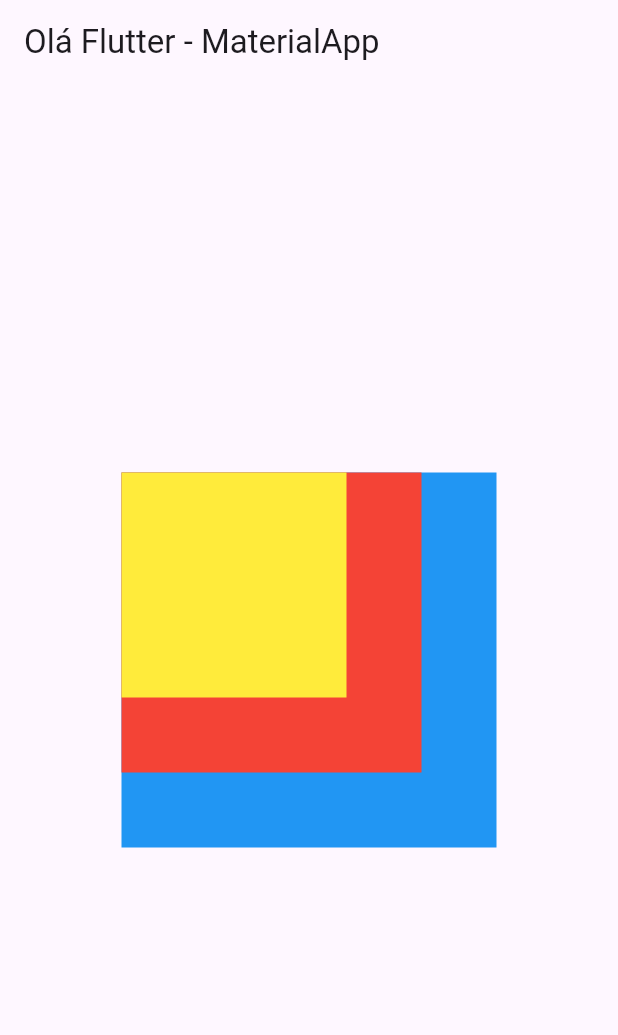
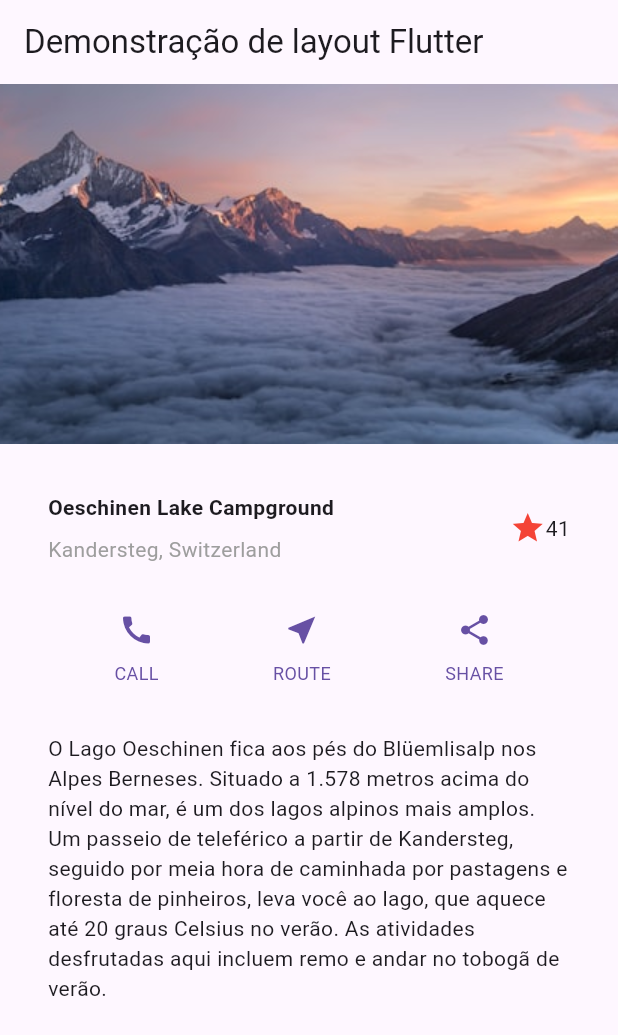
Before and after one commit to Larissa-Gnandt/app-flutter, a Flutter app: the screen it shows after launch, on a phone screen of 412 x 824 dp. Shown: the top 1035 px of the screen. Run offline on Flutter 3.47's test engine with Material 3 defaults, Android fonts, the phone set to English and light mode, and no system bars.

Commit message:
feat: Microatividade 2: Utilização de Widgets Flutter Básicos

```diff
--- a/lib/main.dart
+++ b/lib/main.dart
@@ -1,42 +1,108 @@
 import 'package:flutter/material.dart';
 
-void main() {
-  return runApp(
-    MaterialApp(
-      home: StatelessWidgetExemplo("Olá Flutter - MaterialApp"),
-    )
-  );
-}
+void main() => runApp(const MyApp());
 
-class StatelessWidgetExemplo extends StatelessWidget {
-  final String _appBarTitle;
-
-  StatelessWidgetExemplo(this._appBarTitle) : super();
+class MyApp extends StatelessWidget {
+  const MyApp({super.key});
 
   @override
   Widget build(BuildContext context) {
-    return Scaffold(
-      appBar: AppBar(
-        title: Text(_appBarTitle),
+    Widget titleSection = Container(
+      padding: const EdgeInsets.all(32),
+      child: Row(
+        children: [
+          Expanded(
+            child: Column(
+              crossAxisAlignment: CrossAxisAlignment.start,
+              children: [
+                Container(
+                  padding: const EdgeInsets.only(bottom: 8),
+                  child: const Text(
+                    'Oeschinen Lake Campground',
+                    style: TextStyle(
+                      fontWeight: FontWeight.bold,
+                    ),
+                  ),
+                ),
+                Text(
+                  'Kandersteg, Switzerland',
+                  style: TextStyle(
+                    color: Colors.grey[500],
+                  ),
+                ),
+              ],
+            ),
+          ),
+          Icon(
+            Icons.star,
+            color: Colors.red[500],
+          ),
+          const Text('41'),
+        ],
       ),
-      body: Center(
-        child: Stack(
+    );
+
+    Column _buildButtonColumn(Color color, IconData icon, String label) {
+      return Column(
+        mainAxisSize: MainAxisSize.min,
+        mainAxisAlignment: MainAxisAlignment.center,
+        children: [
+          Icon(icon, color: color),
+          Container(
+            margin: const EdgeInsets.only(top: 8),
+            child: Text(
+              label,
+              style: TextStyle(
+                fontSize: 12,
+                fontWeight: FontWeight.w400,
+                color: color,
+              ),
+            ),
+          ),
+        ],
+      );
+    }
+
+    Color color = Theme.of(context).primaryColor;
+
+    Widget buttonSection = Row(
+      mainAxisAlignment: MainAxisAlignment.spaceEvenly,
+      children: [
+        _buildButtonColumn(color, Icons.call, 'CALL'),
+        _buildButtonColumn(color, Icons.near_me, 'ROUTE'),
+        _buildButtonColumn(color, Icons.share, 'SHARE'),
+      ],
+    );
+
+    Widget textSection = Container(
+      padding: const EdgeInsets.all(32),
+      child: const Text(
+        'O Lago Oeschinen fica aos pés do Blüemlisalp nos Alpes Berneses. Situado a 1.578 '
+        'metros acima do nível do mar, é um dos lagos alpinos mais amplos. Um passeio de '
+        'teleférico a partir de Kandersteg, seguido por meia hora de caminhada por pastagens '
+        'e floresta de pinheiros, leva você ao lago, que aquece até 20 graus Celsius no verão. '
+        'As atividades desfrutadas aqui incluem remo e andar no tobogã de verão.',
+        softWrap: true,
+      ),
+    );
+
+    return MaterialApp(
+      title: 'Demonstração de layout Flutter',
+      home: Scaffold(
+        appBar: AppBar(
+          title: const Text('Demonstração de layout Flutter'),
+        ),
+        body: ListView(
           children: [
-            Container(
-              width: 250,
-              height: 250,
-              color: Colors.blue,
+            Image.asset(
+              'images/lake.jpg',
+              width: 600,
+              height: 240,
+              fit: BoxFit.cover,
             ),
-            Container(
-              width: 200,
-              height: 200,
-              color: Colors.red,
-            ),
-            Container(
-              width: 150,
-              height: 150,
-              color: Colors.yellow,
-            ),
+            titleSection,
+            buttonSection,
+            textSection,
           ],
         ),
       ),
--- a/pubspec.yaml
+++ b/pubspec.yaml
@@ -58,9 +58,8 @@ flutter:
   uses-material-design: true
 
   # To add assets to your application, add an assets section, like this:
-  # assets:
-  #   - images/a_dot_burr.jpeg
-  #   - images/a_dot_ham.jpeg
+  assets:
+    - images/lake.jpg
 
   # An image asset can refer to one or more resolution-specific "variants", see
   # https://flutter.dev/to/resolution-aware-images
```
Also changed, not shown: images/lake.jpg (added).
